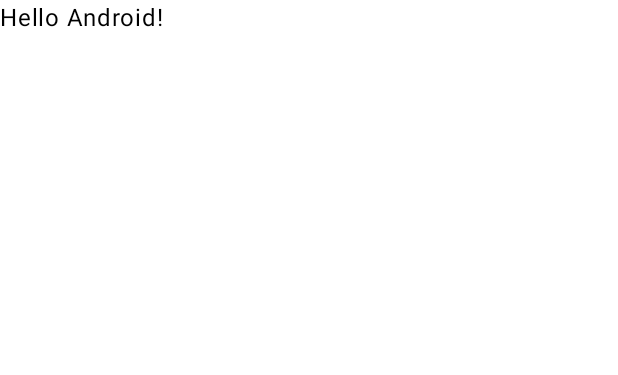
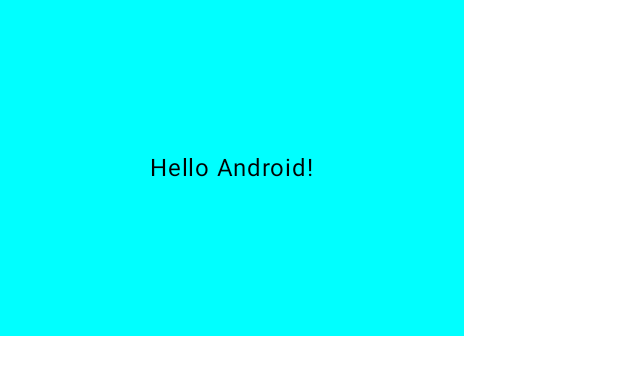
Before and after one commit to Bridge303/20h, an Android app built with Jetpack Compose: the @Preview function GreetingPreview, on a phone screen of 412 x 824 dp. Shown: the top 375 px of the screen. Run offline under Robolectric (Android 15) with nearby library versions, the phone set to English and light mode, and no system bars.

Commit message:
basic layout functions with the android developer studio course

```diff
--- a/Front-end/UI/Android-Studio-Project-files/app/src/main/java/com/example/a20h/MainActivity.kt
+++ b/Front-end/UI/Android-Studio-Project-files/app/src/main/java/com/example/a20h/MainActivity.kt
@@ -7,10 +7,13 @@ import androidx.activity.enableEdgeToEdge
 import androidx.compose.foundation.layout.fillMaxSize
 import androidx.compose.foundation.layout.padding
 import androidx.compose.material3.Scaffold
+import androidx.compose.material3.Surface
 import androidx.compose.material3.Text
 import androidx.compose.runtime.Composable
 import androidx.compose.ui.Modifier
+import androidx.compose.ui.graphics.Color
 import androidx.compose.ui.tooling.preview.Preview
+import androidx.compose.ui.unit.dp
 import com.example.a20h.ui.theme._20hTheme
 
 class MainActivity : ComponentActivity() {
@@ -32,10 +35,12 @@ class MainActivity : ComponentActivity() {
 
 @Composable
 fun Greeting(name: String, modifier: Modifier = Modifier) {
-    Text(
-        text = "Hello $name!",
-        modifier = modifier
-    )
+    Surface(color = Color.Cyan) {
+        Text(
+            text = "Hello $name!",
+            modifier = modifier.padding(100.dp)
+        )
+    }
 }
 
 @Preview(showBackground = true)
```
